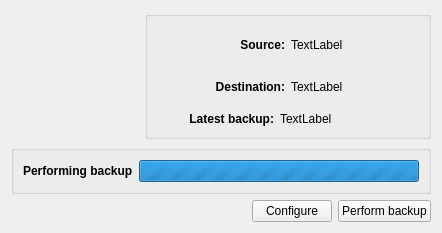
flavio/kaveau, file src/app/mainwidgetbase.ui: the form before one commit.
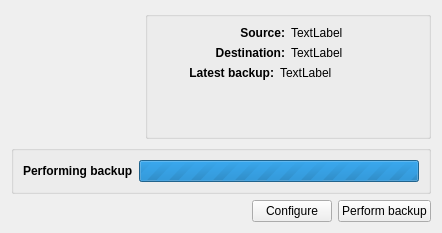
The form after the commit.

Patch:
```diff
--- a/src/app/mainwidgetbase.ui
+++ b/src/app/mainwidgetbase.ui
@@ -46,6 +46,9 @@
        <property name="title">
         <string/>
        </property>
+       <property name="flat">
+        <bool>true</bool>
+       </property>
        <layout class="QVBoxLayout" name="verticalLayout">
         <item>
          <layout class="QHBoxLayout" name="horizontalLayout">
@@ -141,6 +144,19 @@
           </item>
          </layout>
         </item>
+        <item>
+         <spacer name="verticalSpacer">
+          <property name="orientation">
+           <enum>Qt::Vertical</enum>
+          </property>
+          <property name="sizeHint" stdset="0">
+           <size>
+            <width>20</width>
+            <height>40</height>
+           </size>
+          </property>
+         </spacer>
+        </item>
        </layout>
       </widget>
      </item>
```
Left out of the diff: 2 changed lines with no effect on the pictures.
